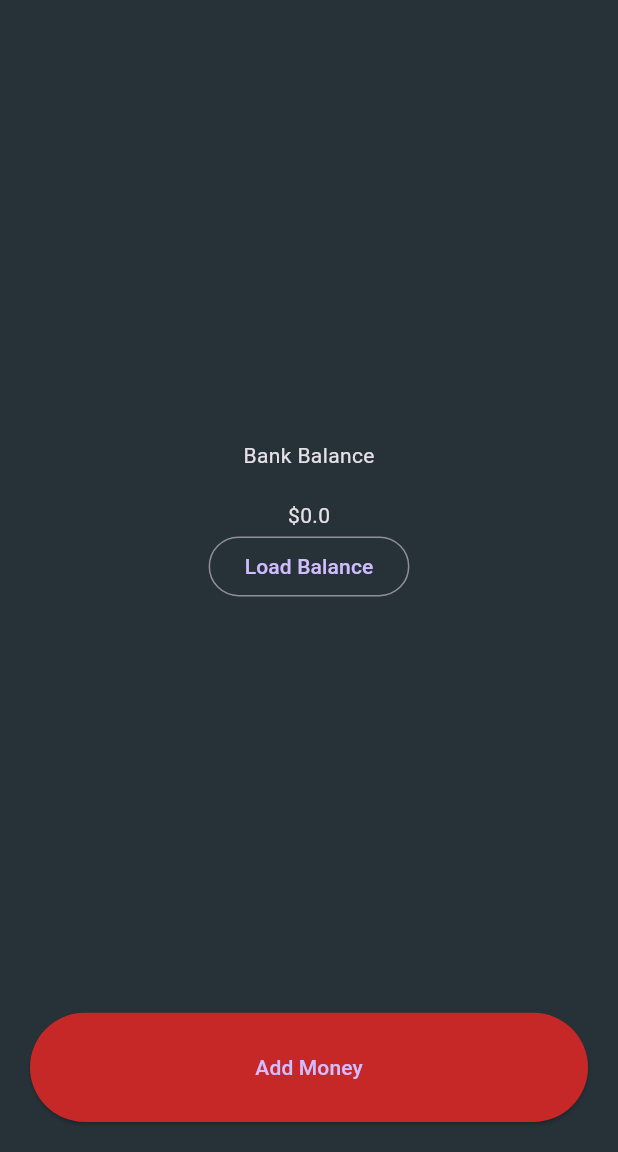
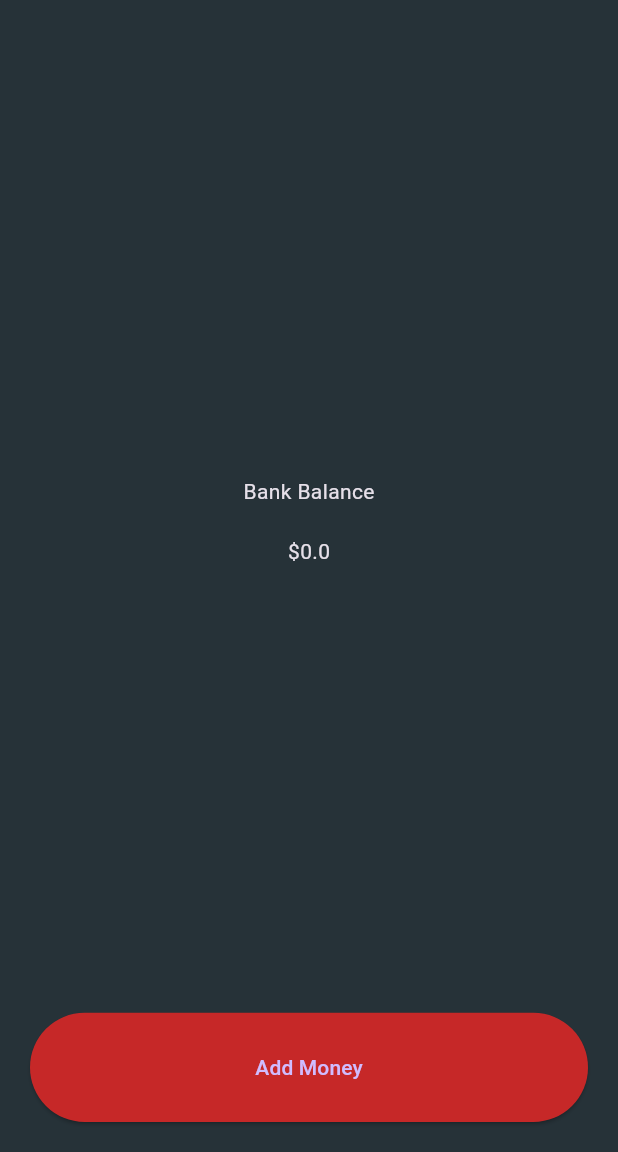
Before and after one commit to Yasitha-Bhanuka/Billionaire-Flutter-App, a Flutter app: the screen it shows after launch, on a phone screen of 412 x 824 dp, the part 84-1236 px from its top. Run offline on Flutter 3.47's test engine with Material 3 defaults, Android fonts, the phone set to English and light mode, and no system bars; our stand-ins replace shared_preferences.

Commit message:
Parent component main.dart pass the function in to the add_money_button.dart which is statelessWidget and Child component file

```diff
--- /dev/null
+++ b/lib/add_money_button.dart
@@ -0,0 +1,21 @@
+import 'package:flutter/material.dart';
+
+class AddMoneyButton extends StatelessWidget {
+  final void Function() addMoneyFunction;
+
+  const AddMoneyButton({super.key, required this.addMoneyFunction});
+
+  @override
+  Widget build(BuildContext context) {
+    return Expanded(
+      flex: 1,
+      child: ElevatedButton(
+          style: ElevatedButton.styleFrom(
+            backgroundColor: Colors.red[800],
+            minimumSize: const Size(double.infinity, 0),
+          ),
+          onPressed: addMoneyFunction,
+          child: const Text('Add Money')),
+    );
+  }
+}
--- a/lib/main.dart
+++ b/lib/main.dart
@@ -1,3 +1,4 @@
+import 'package:billionaireapp/add_money_button.dart';
 import 'package:flutter/material.dart';
 import 'package:shared_preferences/shared_preferences.dart';
 
@@ -41,6 +42,12 @@ class _MyAppState extends State<MyApp> {
   }
 
   @override
+  void initState() {
+    loadBalance();
+    super.initState();
+  }
+
+  @override
   Widget build(BuildContext context) {
     return MaterialApp(
       theme: ThemeData.dark(),
@@ -68,22 +75,10 @@ class _MyAppState extends State<MyApp> {
                       Text(
                         '\$$bankBalance',
                       ),
-                      OutlinedButton(
-                          onPressed: loadBalance,
-                          child: const Text('Load Balance'))
                     ],
                   ),
                 ),
-                Expanded(
-                  flex: 1,
-                  child: ElevatedButton(
-                      style: ElevatedButton.styleFrom(
-                        backgroundColor: Colors.red[800],
-                        minimumSize: const Size(double.infinity, 0),
-                      ),
-                      onPressed: addMoney,
-                      child: const Text('Add Money')),
-                ),
+                AddMoneyButton(addMoneyFunction: addMoney),
               ],
             ),
           )),
```
